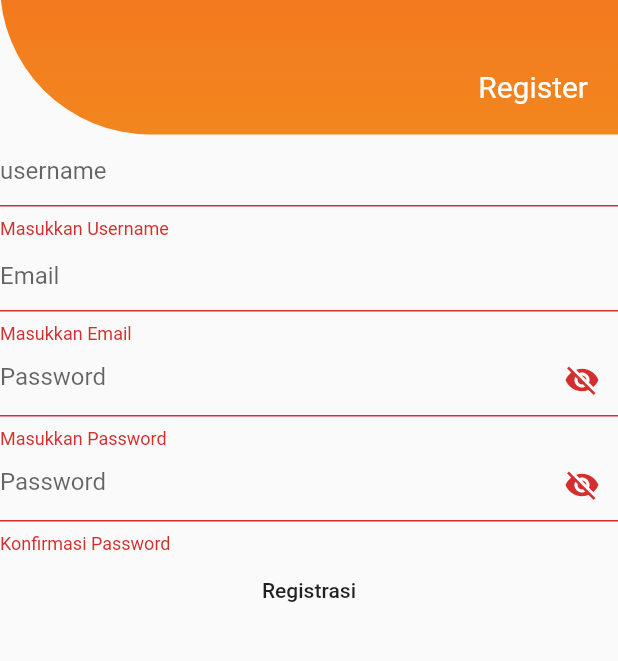
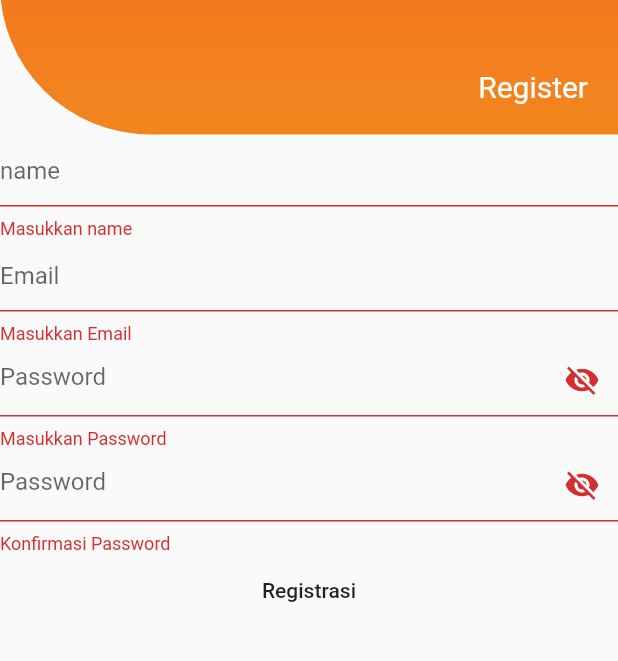
Before and after one commit to MGalihPratama/app_pgsql_inventory, a Flutter app: the RegPage screen opened directly, after a tap on "Registrasi", on a phone screen of 412 x 824 dp, the part 360-1021 px from its top. Run offline on Flutter 3.47's test engine with Material 2 defaults, Android fonts, the light colour scheme and no system bars; our stand-ins replace cloud_firestore, firebase_core, google_fonts; accounts and stored records are empty.

Commit message:
fix register

```diff
--- a/lib/pages/regi_page.dart
+++ b/lib/pages/regi_page.dart
@@ -11,7 +11,7 @@ class RegPage extends StatefulWidget {
 }
 
 class _RegPageState extends State<RegPage> {
-  String username, email, password, password_confirmation;
+  String name, email, password, password_confirmation;
 
   final _key = new GlobalKey<FormState>();
   check() {
@@ -25,7 +25,7 @@ class _RegPageState extends State<RegPage> {
   register() async {
     final response = await http
         .post("http://inv-api-pgsql.herokuapp.com/api/register", body: {
-      'username': username,
+      'name': name,
       'email': email,
       'password': password,
       'password_confirmation': password_confirmation
@@ -57,11 +57,11 @@ class _RegPageState extends State<RegPage> {
                       TextFormField(
                         validator: (e) {
                           if (e.isEmpty) {
-                            return "Masukkan Username";
+                            return "Masukkan name";
                           }
                         },
-                        onSaved: (e) => username = e,
-                        decoration: InputDecoration(hintText: "username"),
+                        onSaved: (e) => name = e,
+                        decoration: InputDecoration(hintText: "name"),
                       ),
                       TextFormField(
                         validator: (e) {
```
